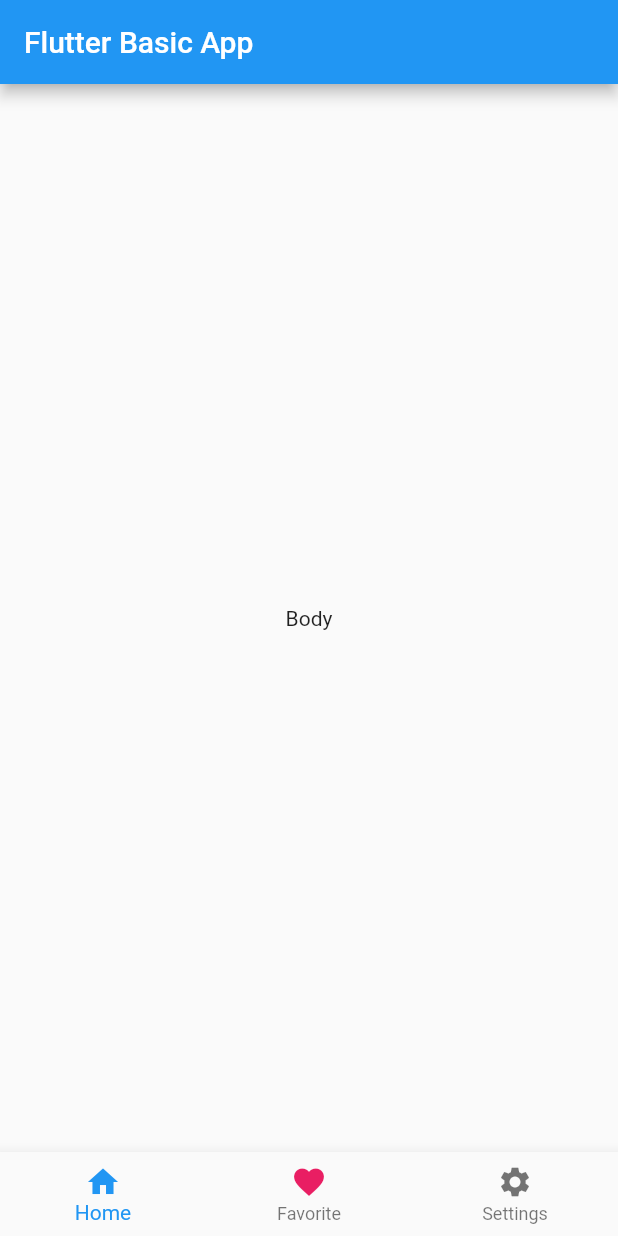
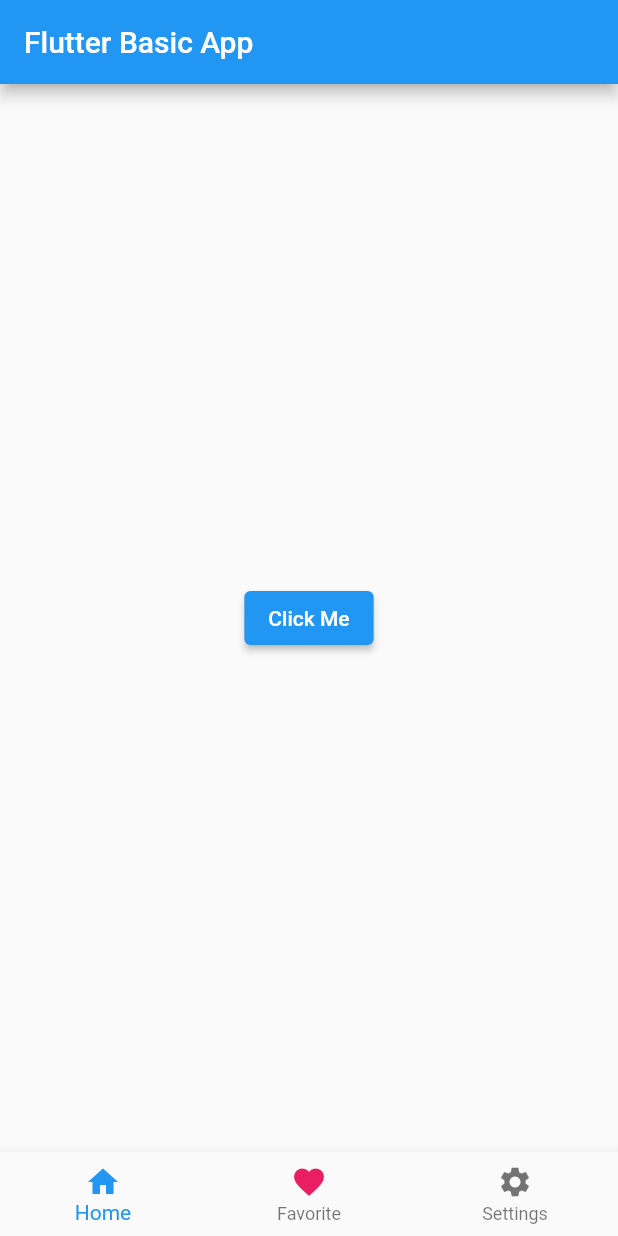
Before and after one commit to mrojasb2000/flutter_learn_the_basics, a Flutter app: the screen it shows after launch, on a phone screen of 412 x 824 dp. Run offline on Flutter 3.47's test engine with Material 2 defaults, Android fonts, the phone set to English and light mode, and no system bars.

Commit message:
chore: add elevated button

```diff
--- a/lib/main.dart
+++ b/lib/main.dart
@@ -15,7 +15,12 @@ class MyApp extends StatelessWidget {
         appBar: AppBar(
           title: const Text("Flutter Basic App"),
         ),
-        body: const Center(child: Text('Body')),
+        body: Center(
+          child: ElevatedButton(
+            onPressed: () {},
+            child: const Text('Click Me'),
+          ),
+        ),
         bottomNavigationBar: BottomNavigationBar(items: const [
           BottomNavigationBarItem(label: "Home", icon: Icon(Icons.home)),
           BottomNavigationBarItem(
```
